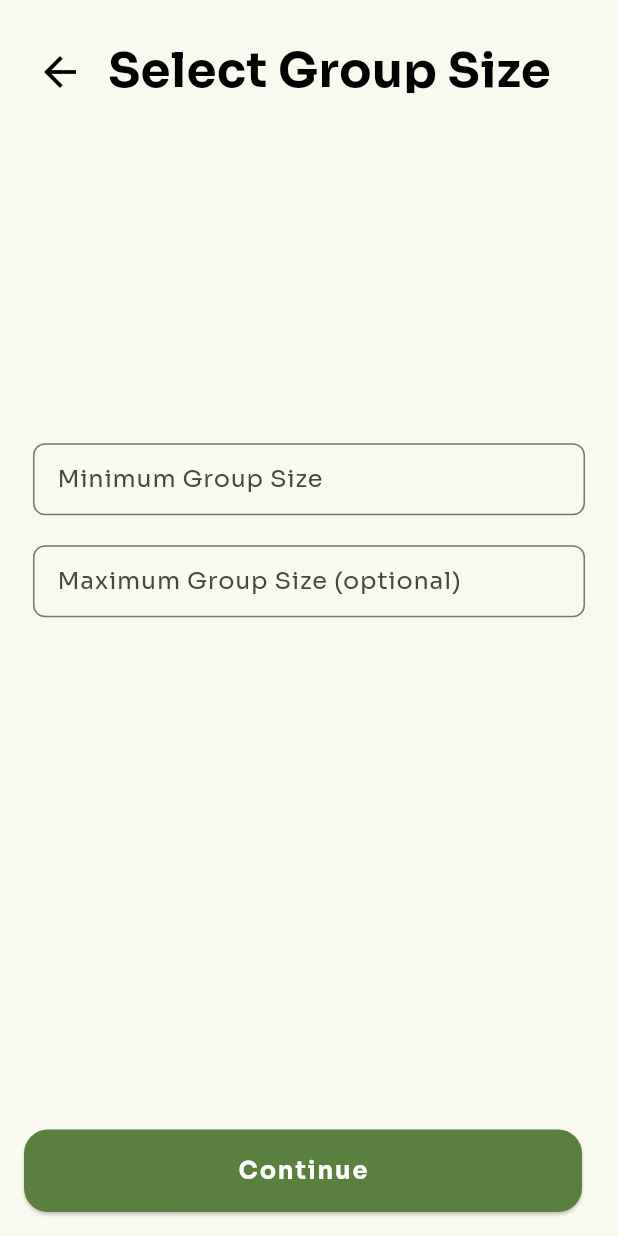
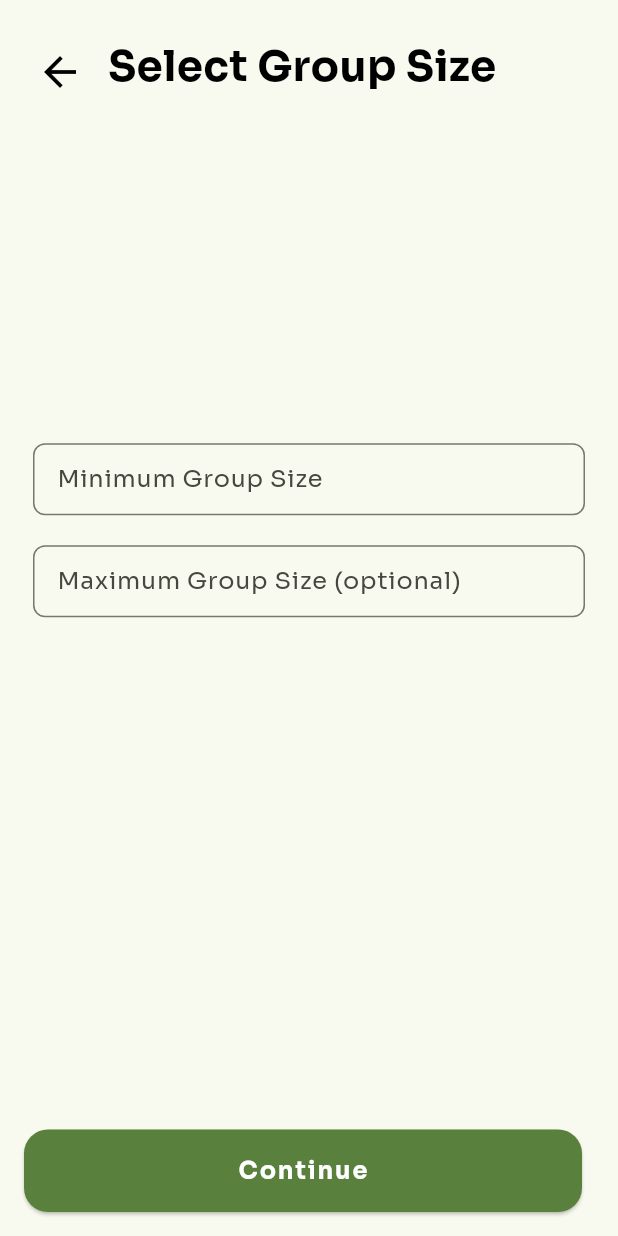
Before and after one commit to ssary/hackaTUM, a Flutter app: the CreateActivityScreen screen opened by its route, swiped to page 4, on a phone screen of 412 x 824 dp. Run offline on Flutter 3.47's test engine with Material 3 defaults, Android fonts, the phone set to English and light mode, and no system bars; our stand-ins replace device_info_plus, flutter_map, flutter_riverpod, go_router, google_fonts, latlong2 and 1 more; missing offline and left inert: time_range_picker; accounts and stored records are empty; network calls fail; project files that could hold a hidden picture were left out; key blocks and very long unbroken strings in the code were emptied for the run.

Commit message:
small design changes

```diff
--- a/frontend/lib/screens/create_activity/create_activity_screen.dart
+++ b/frontend/lib/screens/create_activity/create_activity_screen.dart
@@ -252,9 +252,10 @@ class _CreateActivityScreenState extends ConsumerState<CreateActivityScreen> {
                   "Start Activity",
                   textAlign: TextAlign.left,
                   style: TextStyle(
-                      fontWeight: FontWeight.bold,
+                      fontWeight: FontWeight.w800,
                       color: Colors.black,
-                      fontSize: 32),
+                      fontSize: 28
+                  ),
                 ),
               ],
             ),
@@ -276,7 +277,7 @@ class _CreateActivityScreenState extends ConsumerState<CreateActivityScreen> {
                   child: Text(
                     "Popular activities",
                     style: TextStyle(
-                      fontSize: 16,
+                      fontSize: 20,
                       fontWeight: FontWeight.bold,
                       color: Colors.black,
                     ),
@@ -301,7 +302,7 @@ class _CreateActivityScreenState extends ConsumerState<CreateActivityScreen> {
                   child: Text(
                     "Events near you",
                     style: TextStyle(
-                      fontSize: 16,
+                      fontSize: 20,
                       fontWeight: FontWeight.bold,
                       color: Colors.black,
                     ),
@@ -321,7 +322,7 @@ class _CreateActivityScreenState extends ConsumerState<CreateActivityScreen> {
                   child: Text(
                     "Something in mind?",
                     style: TextStyle(
-                      fontSize: 16,
+                      fontSize: 20,
                       fontWeight: FontWeight.bold,
                       color: Colors.black,
                     ),
@@ -373,9 +374,10 @@ class _CreateActivityScreenState extends ConsumerState<CreateActivityScreen> {
                   "Select a Location",
                   textAlign: TextAlign.left,
                   style: TextStyle(
-                      fontWeight: FontWeight.bold,
+                      fontWeight: FontWeight.w800,
                       color: Colors.black,
-                      fontSize: 32),
+                      fontSize: 28
+                    ),
                 ),
               ],
             ),
--- a/frontend/lib/screens/create_activity/widgets/choose_who_widget.dart
+++ b/frontend/lib/screens/create_activity/widgets/choose_who_widget.dart
@@ -47,9 +47,10 @@ class _ChooseWhoWidgetState extends State<ChooseWhoWidget> {
                       "Select Group Size",
                       textAlign: TextAlign.left,
                       style: TextStyle(
-                          fontWeight: FontWeight.bold,
-                          color: Colors.black,
-                          fontSize: 32),
+                      fontWeight: FontWeight.w800,
+                      color: Colors.black,
+                      fontSize: 28
+                    ),
                     ),
                   ],
                 ),
```
Also changed, not shown: frontend/lib/screens/activity_details/activity_details_screen.dart (+6 -4 lines), frontend/lib/screens/create_activity/widgets/choose_when_widget.dart (+4 -3 lines), frontend/lib/screens/home_screen/home_screen.dart (+98 -91 lines).
